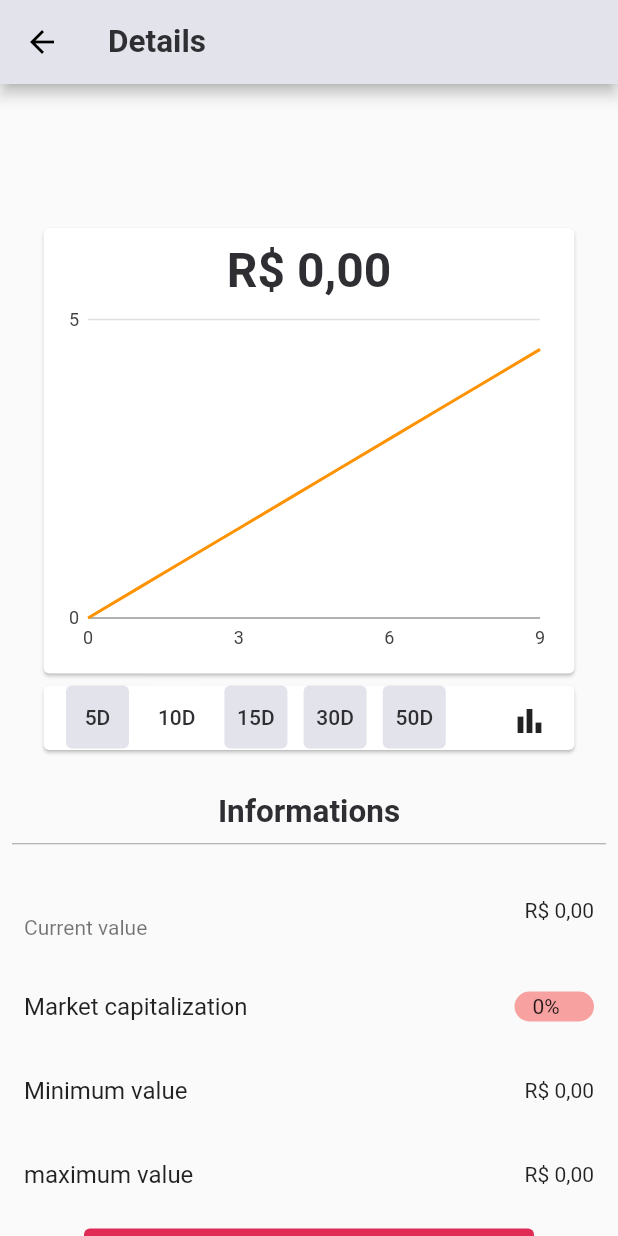
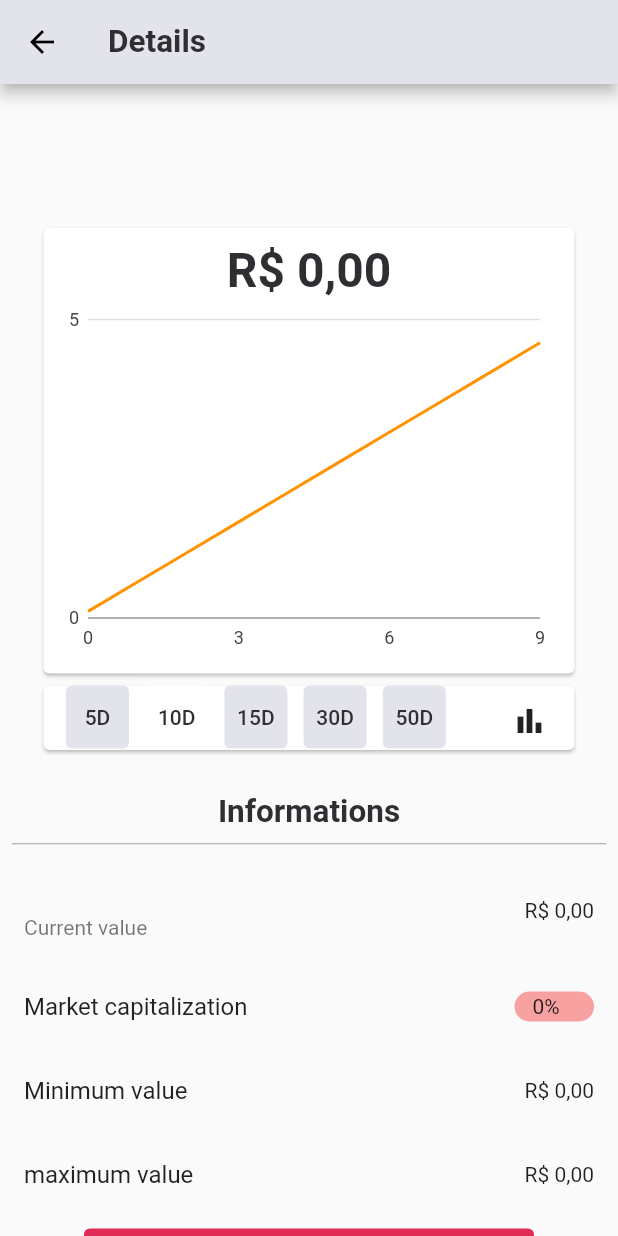
Before and after one commit to CamileBarros/ListagemCrypto, a Flutter app: the HomeDetails screen opened directly with empty values, after a tap on "5D", after a tap on "10D", on a phone screen of 412 x 824 dp. Run offline on Flutter 3.47's test engine with Material 2 defaults, Android fonts, the phone set to English and light mode, and no system bars; our stand-ins replace charts_flutter, google_fonts; generated files the repository leaves out were written again.

Commit message:
update charts

```diff
--- a/lib/screens/details/details_page.dart
+++ b/lib/screens/details/details_page.dart
@@ -1,3 +1,5 @@
+import 'dart:math';
+
 import 'package:flutter/material.dart';
 import 'package:intl/intl.dart';
 import 'package:flutter_gen/gen_l10n/app_localizations.dart';
@@ -54,10 +56,9 @@ class _HomeDetailsState extends State<HomeDetails> {
 
   List<ChartsCryptoList> dateFilter(num value) {
     final List<ChartsCryptoList> dataChart = [];
-    num doubleInitial = 0;
     for (var i = 0; i < value; i++) {
-      num doubleAdd = doubleInitial + i;
-      num doubleAdd2 = doubleInitial + i / 2;
+      num doubleAdd = Random().nextDouble() + i;
+      num doubleAdd2 = Random().nextDouble() + i / 2;
 
       final ChartsCryptoList chart =
           ChartsCryptoList(marketCapt: doubleAdd2, period: doubleAdd.toInt());
```
